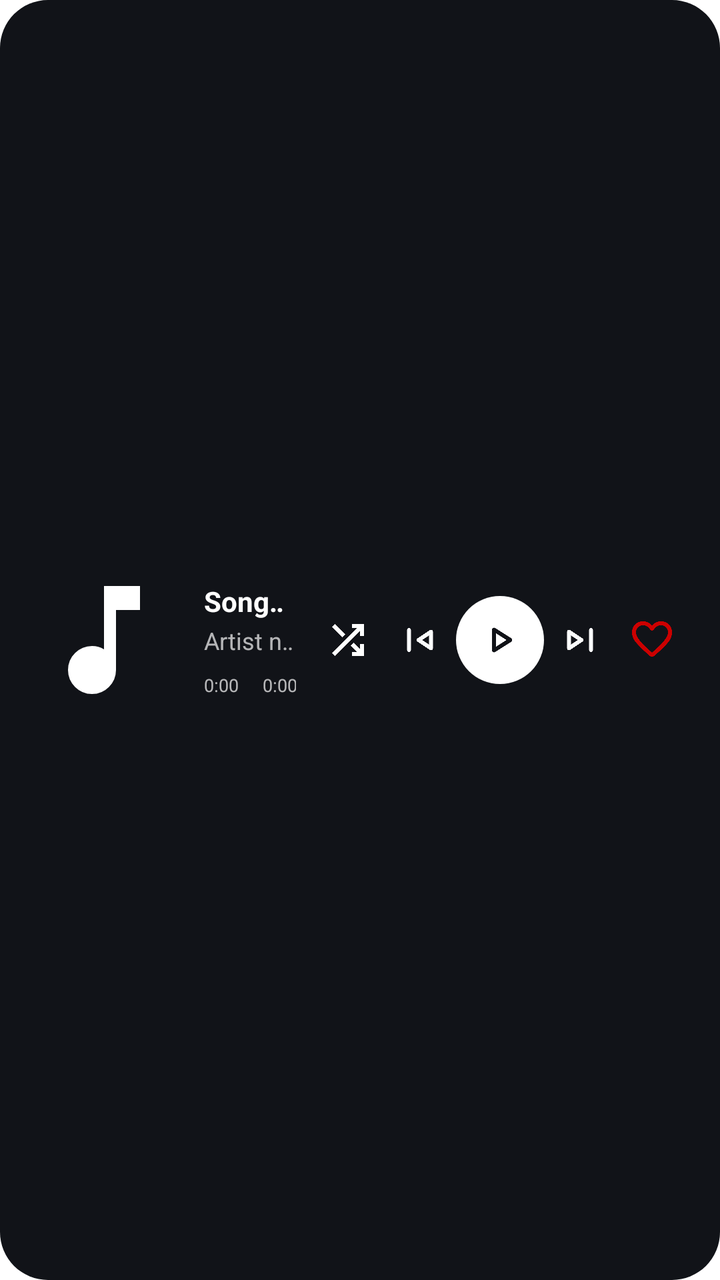
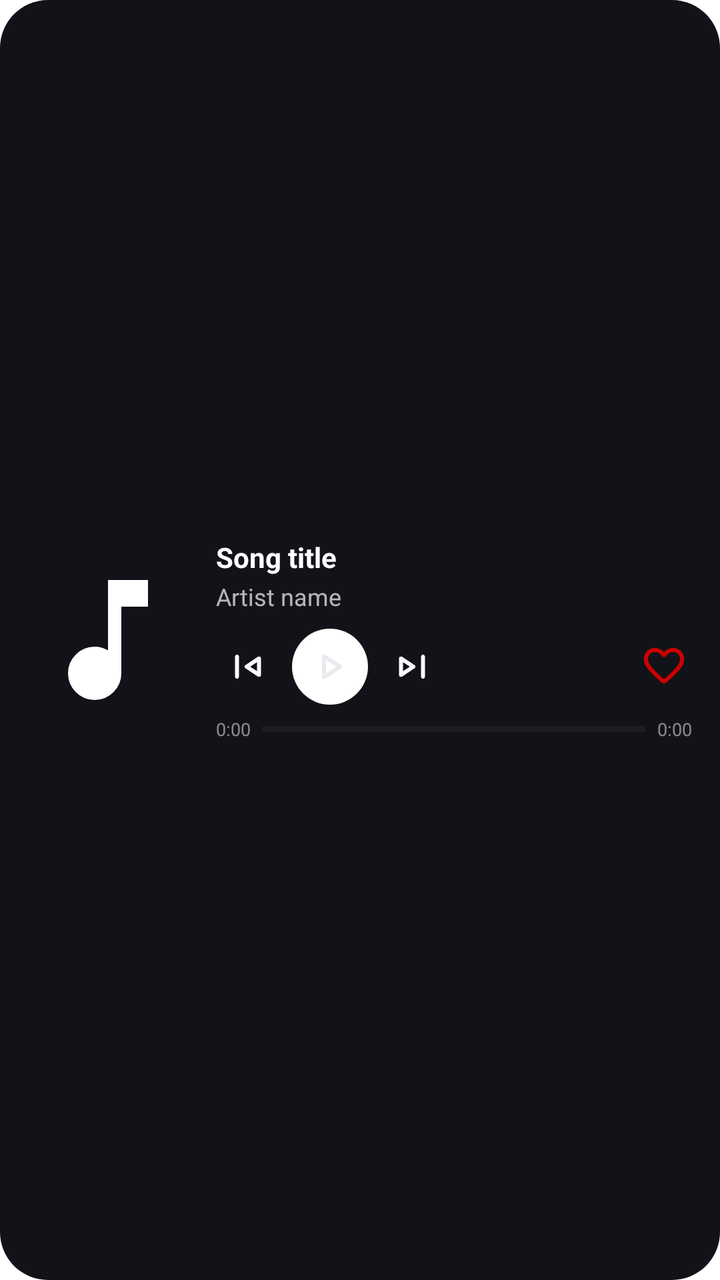

The first picture is an Android layout as it rendered before a commit; the second is the same layout after the commit. The layout source and the unified diff follow.
<!-- AndroidManifest.xml: application theme Theme.KuroMusic -->
<!-- res/layout/widget_music.xml -->
<?xml version="1.0" encoding="utf-8"?>
<LinearLayout xmlns:android="http://schemas.android.com/apk/res/android"
    android:id="@+id/widget_root"
    android:layout_width="match_parent"
    android:layout_height="wrap_content"
    android:background="@drawable/widget_background"
    android:minHeight="120dp"
    android:padding="16dp"
    android:orientation="horizontal"
    android:gravity="center_vertical">

    
    <ImageView
        android:id="@+id/widget_album_art"
        android:layout_width="72dp"
        android:layout_height="72dp"
        android:background="@drawable/rounded_image_bg"
        android:clipToOutline="true"
        android:contentDescription="@string/albums"
        android:scaleType="centerCrop"
        android:src="@drawable/music_note" />

    
    <LinearLayout
        android:layout_width="0dp"
        android:layout_height="wrap_content"
        android:layout_marginStart="14dp"
        android:layout_weight="1"
        android:orientation="vertical">

        <TextView
            android:id="@+id/widget_song_title"
            android:layout_width="match_parent"
            android:layout_height="wrap_content"
            android:ellipsize="marquee"
            android:focusable="true"
            android:focusableInTouchMode="true"
            android:marqueeRepeatLimit="marquee_forever"
            android:scrollHorizontally="true"
            android:singleLine="true"
            android:text="@string/song_title"
            android:textColor="@android:color/white"
            android:textSize="14sp"
            android:textStyle="bold" />

        <TextView
            android:id="@+id/widget_artist"
            android:layout_width="match_parent"
            android:layout_height="wrap_content"
            android:layout_marginTop="2dp"
            android:ellipsize="marquee"
            android:focusable="true"
            android:focusableInTouchMode="true"
            android:marqueeRepeatLimit="marquee_forever"
            android:scrollHorizontally="true"
            android:singleLine="true"
            android:text="@string/artist_name"
            android:textColor="#B0FFFFFF"
            android:textSize="12sp" />

        
        <LinearLayout
            android:layout_width="match_parent"
            android:layout_height="wrap_content"
            android:layout_marginTop="8dp"
            android:gravity="center_vertical"
            android:orientation="horizontal">

            <TextView
                android:id="@+id/widget_current_time"
                android:layout_width="wrap_content"
                android:layout_height="wrap_content"
                android:alpha="0.7"
                android:text="0:00"
                android:textColor="@android:color/white"
                android:textSize="9sp" />

            <ProgressBar
                android:id="@+id/widget_progress_bar"
                style="?android:attr/progressBarStyleHorizontal"
                android:layout_width="0dp"
                android:layout_height="3dp"
                android:layout_marginHorizontal="6dp"
                android:layout_weight="1"
                android:max="100"
                android:progress="0"
                android:progressBackgroundTint="#30FFFFFF"
                android:progressTint="@android:color/white" />

            <TextView
                android:id="@+id/widget_duration"
                android:layout_width="wrap_content"
                android:layout_height="wrap_content"
                android:alpha="0.7"
                android:text="0:00"
                android:textColor="@android:color/white"
                android:textSize="9sp" />

        </LinearLayout>

    </LinearLayout>

    
    <LinearLayout
        android:layout_width="wrap_content"
        android:layout_height="wrap_content"
        android:layout_marginStart="8dp"
        android:gravity="center"
        android:orientation="vertical">

        <LinearLayout
            android:layout_width="wrap_content"
            android:layout_height="wrap_content"
            android:gravity="center"
            android:orientation="horizontal">

            <ImageButton
                android:id="@+id/widget_shuffle"
                android:layout_width="36dp"
                android:layout_height="36dp"
                android:background="?android:attr/selectableItemBackgroundBorderless"
                android:padding="6dp"
                android:src="@drawable/shuffle"
                android:tint="#A0FFFFFF" />

            <ImageButton
                android:id="@+id/widget_prev"
                android:layout_width="36dp"
                android:layout_height="36dp"
                android:background="?android:attr/selectableItemBackgroundBorderless"
                android:padding="8dp"
                android:src="@drawable/skip_previous"
                android:tint="#D0FFFFFF" />

            <ImageButton
                android:id="@+id/widget_play_pause"
                android:layout_width="44dp"
                android:layout_height="44dp"
                android:background="@drawable/widget_button_bg"
                android:scaleType="center"
                android:padding="10dp"
                android:src="@drawable/play"
                android:tint="#111318" />

            <ImageButton
                android:id="@+id/widget_next"
                android:layout_width="36dp"
                android:layout_height="36dp"
                android:background="?android:attr/selectableItemBackgroundBorderless"
                android:padding="8dp"
                android:src="@drawable/skip_next"
                android:tint="#D0FFFFFF" />

            <ImageButton
                android:id="@+id/widget_like"
                android:layout_width="36dp"
                android:layout_height="36dp"
                android:background="?android:attr/selectableItemBackgroundBorderless"
                android:padding="6dp"
                android:src="@drawable/favorite_border"
                android:tint="@android:color/holo_red_dark" />

        </LinearLayout>

        <TextView
            android:id="@+id/widget_playback_state"
            android:layout_width="wrap_content"
            android:layout_height="wrap_content"
            android:layout_marginTop="2dp"
            android:text=""
            android:textColor="#80FFFFFF"
            android:textSize="9sp"
            android:visibility="gone" />

    </LinearLayout>

</LinearLayout>
<!-- resources referenced by this layout -->
<resources>
  <!-- drawable music_note (drawable) -->
  <vector xmlns:android="http://schemas.android.com/apk/res/android"
      android:width="24dp"
      android:height="24dp"
      android:viewportWidth="960"
      android:viewportHeight="960">
      <path
          android:fillColor="@android:color/white"
          android:pathData="M400,840Q334,840 287,793Q240,746 240,680Q240,614 287,567Q334,520 400,520Q423,520 442.5,525.5Q462,531 480,542L480,120L720,120L720,280L560,280L560,680Q560,746 513,793Q466,840 400,840Z" />
  </vector>
  <!-- drawable play (drawable) -->
  <vector xmlns:android="http://schemas.android.com/apk/res/android"
      android:width="24dp"
      android:height="24dp"
      android:viewportWidth="960"
      android:viewportHeight="960">
      <path
          android:fillColor="#e8eaed"
          android:pathData="M320,687v-414q0,-17 12,-28.5t28,-11.5q5,0 10.5,1.5T381,239l326,207q9,6 13.5,15t4.5,19q0,10 -4.5,19T707,514L381,721q-5,3 -10.5,4.5T360,727q-16,0 -28,-11.5T320,687ZM400,480ZM400,614 L610,480 400,346v268Z" />
  </vector>
  <!-- drawable rounded_image_bg (drawable) -->
  <?xml version="1.0" encoding="utf-8"?>
  <shape xmlns:android="http://schemas.android.com/apk/res/android">
      <corners android:radius="20dp" />
  </shape>
  <!-- drawable shuffle (drawable) -->
  <vector xmlns:android="http://schemas.android.com/apk/res/android"
      android:width="24dp"
      android:height="24dp"
      android:viewportWidth="960"
      android:viewportHeight="960">
      <path
          android:fillColor="@android:color/white"
          android:pathData="M560,800L560,720L664,720L536,592L593,535L720,662L720,560L800,560L800,800L560,800ZM216,800L160,744L664,240L560,240L560,160L800,160L800,400L720,400L720,296L216,800ZM367,423L160,216L216,160L423,367L367,423Z" />
  </vector>
  <!-- drawable skip_next (drawable) -->
  <vector xmlns:android="http://schemas.android.com/apk/res/android"
      android:width="24dp"
      android:height="24dp"
      android:viewportWidth="960"
      android:viewportHeight="960">
      <path
          android:fillColor="#e8eaed"
          android:pathData="M660,680v-400q0,-17 11.5,-28.5T700,240q17,0 28.5,11.5T740,280v400q0,17 -11.5,28.5T700,720q-17,0 -28.5,-11.5T660,680ZM220,645v-330q0,-18 12,-29t28,-11q5,0 11,1t11,5l248,166q9,6 13.5,14.5T548,480q0,10 -4.5,18.5T530,513L282,679q-5,4 -11,5t-11,1q-16,0 -28,-11t-12,-29ZM300,480ZM300,570 L436,480 300,390v180Z" />
  </vector>
  <!-- drawable skip_previous (drawable) -->
  <vector xmlns:android="http://schemas.android.com/apk/res/android"
      android:width="24dp"
      android:height="24dp"
      android:viewportWidth="960"
      android:viewportHeight="960">
      <path
          android:fillColor="#e8eaed"
          android:pathData="M220,680v-400q0,-17 11.5,-28.5T260,240q17,0 28.5,11.5T300,280v400q0,17 -11.5,28.5T260,720q-17,0 -28.5,-11.5T220,680ZM678,679L430,513q-9,-6 -13.5,-14.5T412,480q0,-10 4.5,-18.5T430,447l248,-166q5,-4 11,-5t11,-1q16,0 28,11t12,29v330q0,18 -12,29t-28,11q-5,0 -11,-1t-11,-5ZM660,480ZM660,570v-180l-136,90 136,90Z" />
  </vector>
  <!-- drawable widget_background (drawable) -->
  <?xml version="1.0" encoding="utf-8"?>
  <shape xmlns:android="http://schemas.android.com/apk/res/android" android:shape="rectangle">
      
      <solid android:color="#111318" /> 
      <corners android:radius="24dp" />
  </shape>
  <!-- drawable widget_button_bg (drawable) -->
  <?xml version="1.0" encoding="utf-8"?>
  <shape xmlns:android="http://schemas.android.com/apk/res/android"
      android:shape="oval">
      <solid android:color="@android:color/white" />
  </shape>
  <string name="albums">Albums</string>
  <string name="artist_name">Artist name</string>
  <string name="song_title">Song title</string>
  <!-- unchanged entries left out for length: 2 -->
</resources>

<!-- the commit's change to res/layout/widget_music.xml (unified diff, before → after) -->
@@ -5,15 +5,15 @@
     android:layout_height="wrap_content"
     android:background="@drawable/widget_background"
     android:minHeight="120dp"
-    android:padding="16dp"
+    android:padding="14dp"
     android:orientation="horizontal"
     android:gravity="center_vertical">
 
     
     <ImageView
         android:id="@+id/widget_album_art"
-        android:layout_width="72dp"
-        android:layout_height="72dp"
+        android:layout_width="80dp"
+        android:layout_height="80dp"
         android:background="@drawable/rounded_image_bg"
         android:clipToOutline="true"
         android:contentDescription="@string/albums"
@@ -28,6 +28,7 @@
         android:layout_weight="1"
         android:orientation="vertical">
 
+        
         <TextView
             android:id="@+id/widget_song_title"
             android:layout_width="match_parent"
@@ -66,11 +67,70 @@
             android:gravity="center_vertical"
             android:orientation="horizontal">
 
+            <ImageButton
+                android:id="@+id/widget_prev"
+                android:layout_width="32dp"
+                android:layout_height="32dp"
+                android:background="?android:attr/selectableItemBackgroundBorderless"
+                android:padding="6dp"
+                android:src="@drawable/skip_previous"
+                android:tint="#D0FFFFFF" />
+
+            <FrameLayout
+                android:id="@+id/widget_play_pause_container"
+                android:layout_width="38dp"
+                android:layout_height="38dp"
+                android:layout_marginHorizontal="6dp"
+                android:background="@drawable/widget_button_bg">
+
+                <ImageButton
+                    android:id="@+id/widget_play_pause"
+                    android:layout_width="match_parent"
+                    android:layout_height="match_parent"
+                    android:background="@android:color/transparent"
+                    android:scaleType="center"
+                    android:padding="7dp"
+                    android:src="@drawable/play" />
+            </FrameLayout>
+
+            <ImageButton
+                android:id="@+id/widget_next"
+                android:layout_width="32dp"
+                android:layout_height="32dp"
+                android:background="?android:attr/selectableItemBackgroundBorderless"
+                android:padding="6dp"
+                android:src="@drawable/skip_next"
+                android:tint="#D0FFFFFF" />
+
+            <View
+                android:layout_width="0dp"
+                android:layout_height="1dp"
+                android:layout_weight="1" />
+
+            <ImageButton
+                android:id="@+id/widget_like"
+                android:layout_width="28dp"
+                android:layout_height="28dp"
+                android:background="?android:attr/selectableItemBackgroundBorderless"
+                android:padding="4dp"
+                android:src="@drawable/favorite_border"
+                android:tint="@android:color/holo_red_dark" />
+
+        </LinearLayout>
+
+        
+        <LinearLayout
+            android:layout_width="match_parent"
+            android:layout_height="wrap_content"
+            android:layout_marginTop="6dp"
+            android:gravity="center_vertical"
+            android:orientation="horizontal">
+
             <TextView
                 android:id="@+id/widget_current_time"
                 android:layout_width="wrap_content"
                 android:layout_height="wrap_content"
-                android:alpha="0.7"
+                android:alpha="0.5"
                 android:text="0:00"
                 android:textColor="@android:color/white"
                 android:textSize="9sp" />
@@ -91,7 +151,7 @@
                 android:id="@+id/widget_duration"
                 android:layout_width="wrap_content"
                 android:layout_height="wrap_content"
-                android:alpha="0.7"
+                android:alpha="0.5"
                 android:text="0:00"
                 android:textColor="@android:color/white"
                 android:textSize="9sp" />
@@ -100,78 +160,4 @@
 
     </LinearLayout>
 
-    
-    <LinearLayout
-        android:layout_width="wrap_content"
-        android:layout_height="wrap_content"
-        android:layout_marginStart="8dp"
-        android:gravity="center"
-        android:orientation="vertical">
-
-        <LinearLayout
-            android:layout_width="wrap_content"
-            android:layout_height="wrap_content"
-            android:gravity="center"
-            android:orientation="horizontal">
-
-            <ImageButton
-                android:id="@+id/widget_shuffle"
-                android:layout_width="36dp"
-                android:layout_height="36dp"
-                android:background="?android:attr/selectableItemBackgroundBorderless"
-                android:padding="6dp"
-                android:src="@drawable/shuffle"
-                android:tint="#A0FFFFFF" />
-
-            <ImageButton
-                android:id="@+id/widget_prev"
-                android:layout_width="36dp"
-                android:layout_height="36dp"
-                android:background="?android:attr/selectableItemBackgroundBorderless"
-                android:padding="8dp"
-                android:src="@drawable/skip_previous"
-                android:tint="#D0FFFFFF" />
-
-            <ImageButton
-                android:id="@+id/widget_play_pause"
-                android:layout_width="44dp"
-                android:layout_height="44dp"
-                android:background="@drawable/widget_button_bg"
-                android:scaleType="center"
-                android:padding="10dp"
-                android:src="@drawable/play"
-                android:tint="#111318" />
-
-            <ImageButton
-                android:id="@+id/widget_next"
-                android:layout_width="36dp"
-                android:layout_height="36dp"
-                android:background="?android:attr/selectableItemBackgroundBorderless"
-                android:padding="8dp"
-                android:src="@drawable/skip_next"
-                android:tint="#D0FFFFFF" />
-
-            <ImageButton
-                android:id="@+id/widget_like"
-                android:layout_width="36dp"
-                android:layout_height="36dp"
-                android:background="?android:attr/selectableItemBackgroundBorderless"
-                android:padding="6dp"
-                android:src="@drawable/favorite_border"
-                android:tint="@android:color/holo_red_dark" />
-
-        </LinearLayout>
-
-        <TextView
-            android:id="@+id/widget_playback_state"
-            android:layout_width="wrap_content"
-            android:layout_height="wrap_content"
-            android:layout_marginTop="2dp"
-            android:text=""
-            android:textColor="#80FFFFFF"
-            android:textSize="9sp"
-            android:visibility="gone" />
-
-    </LinearLayout>
-
 </LinearLayout>
<!-- resource entries referenced after the edit -->
@@ -25,16 +25,6 @@
   <shape xmlns:android="http://schemas.android.com/apk/res/android">
       <corners android:radius="20dp" />
   </shape>
-  <!-- drawable shuffle (drawable) -->
-  <vector xmlns:android="http://schemas.android.com/apk/res/android"
-      android:width="24dp"
-      android:height="24dp"
-      android:viewportWidth="960"
-      android:viewportHeight="960">
-      <path
-          android:fillColor="@android:color/white"
-          android:pathData="M560,800L560,720L664,720L536,592L593,535L720,662L720,560L800,560L800,800L560,800ZM216,800L160,744L664,240L560,240L560,160L800,160L800,400L720,400L720,296L216,800ZM367,423L160,216L216,160L423,367L367,423Z" />
-  </vector>
   <!-- drawable skip_next (drawable) -->
   <vector xmlns:android="http://schemas.android.com/apk/res/android"
       android:width="24dp"
